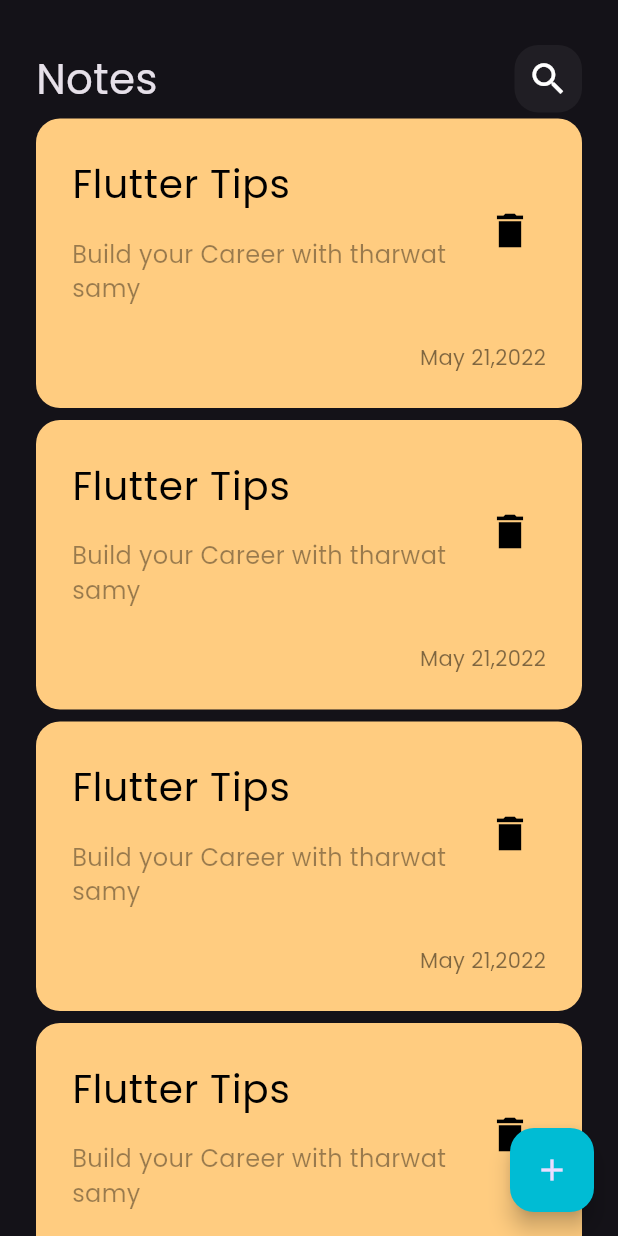
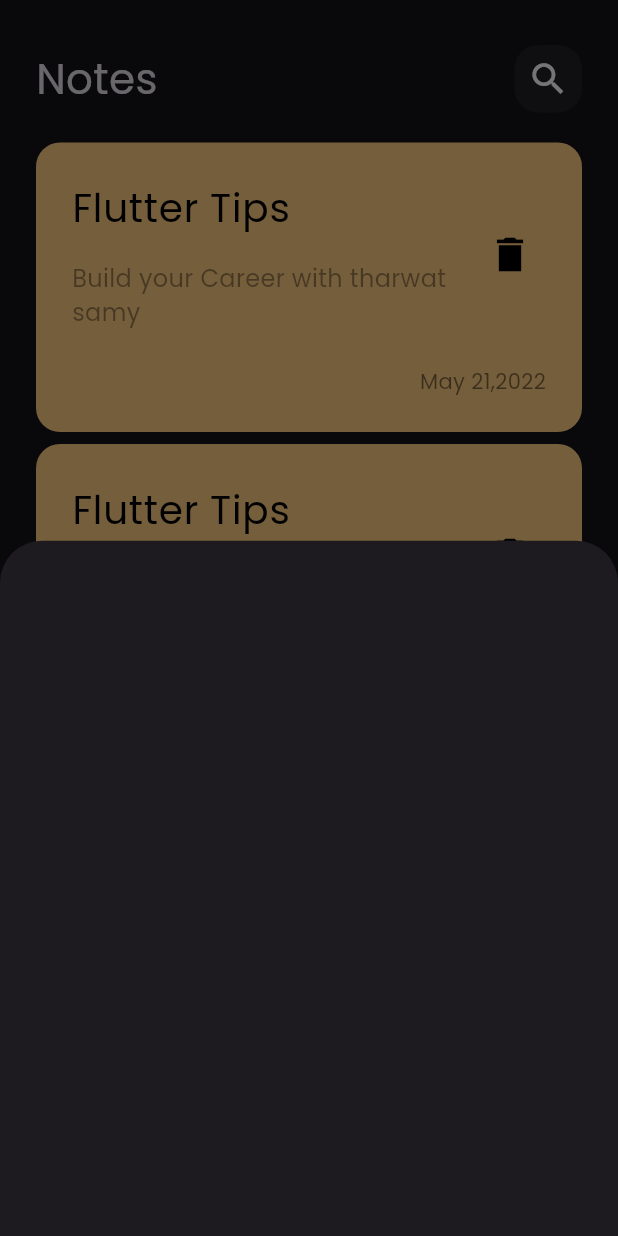
Before and after one commit to mohamedzebib22/Note_App, a Flutter app: the screen it shows after launch, after a tap on the "add" icon, on a phone screen of 412 x 824 dp. Run offline on Flutter 3.47's test engine with Material 3 defaults, Android fonts, the phone set to English and light mode, and no system bars.

Commit message:
Show Modal Buttom Sheet

```diff
--- a/lib/views/notes_view.dart
+++ b/lib/views/notes_view.dart
@@ -1,4 +1,5 @@
 import 'package:flutter/material.dart';
+import 'package:note_app/views/widgets/add_note_bottom_sheet.dart';
 import 'package:note_app/views/widgets/notes_veiw_body.dart';
 
 class NotesView extends StatelessWidget {
@@ -7,7 +8,13 @@ class NotesView extends StatelessWidget {
   @override
   Widget build(BuildContext context) {
     return Scaffold(
-      floatingActionButton: FloatingActionButton(onPressed: (){} , child:Icon(Icons.add ), backgroundColor: Colors.cyan,),
+      floatingActionButton: FloatingActionButton(
+        onPressed: (){
+          showModalBottomSheet(context: context, builder: (context){
+            return AddNoteBottomSheet();
+          });
+        } ,
+        child:Icon(Icons.add ), backgroundColor: Colors.cyan,),
       body:const NotesViewBody(),
     );
   }
--- /dev/null
+++ b/lib/views/widgets/add_note_bottom_sheet.dart
@@ -0,0 +1,10 @@
+import 'package:flutter/material.dart';
+
+class AddNoteBottomSheet extends StatelessWidget {
+  const AddNoteBottomSheet({super.key});
+
+  @override
+  Widget build(BuildContext context) {
+    return Container();
+  }
+}
--- a/lib/views/widgets/notes_list_view.dart
+++ b/lib/views/widgets/notes_list_view.dart
@@ -6,14 +6,17 @@ class NotesListView extends StatelessWidget {
 
   @override
   Widget build(BuildContext context) {
-    return ListView.builder(
+    return Padding(
+      padding: const EdgeInsets.symmetric(vertical: 16),
+      child: ListView.builder(
         itemCount: 10,
-
+        padding: EdgeInsets.zero,
         itemBuilder:(context , index){
         return const Padding(
           padding:  EdgeInsets.symmetric(vertical: 4),
           child: NoteItem(),
         );
-    } );
+      } ),
+    );
   }
 }
```
Lines whose indentation alone changed are shown as unchanged.
